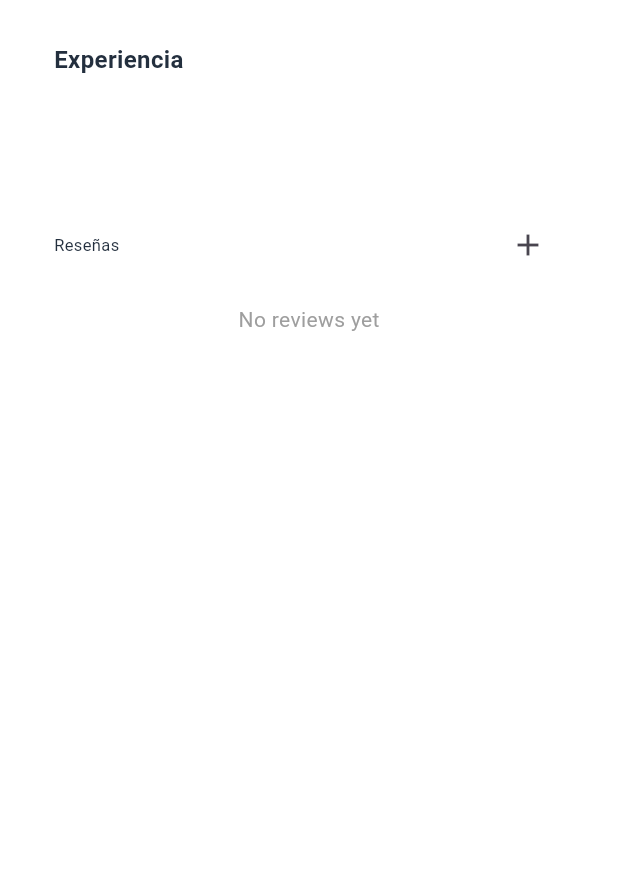
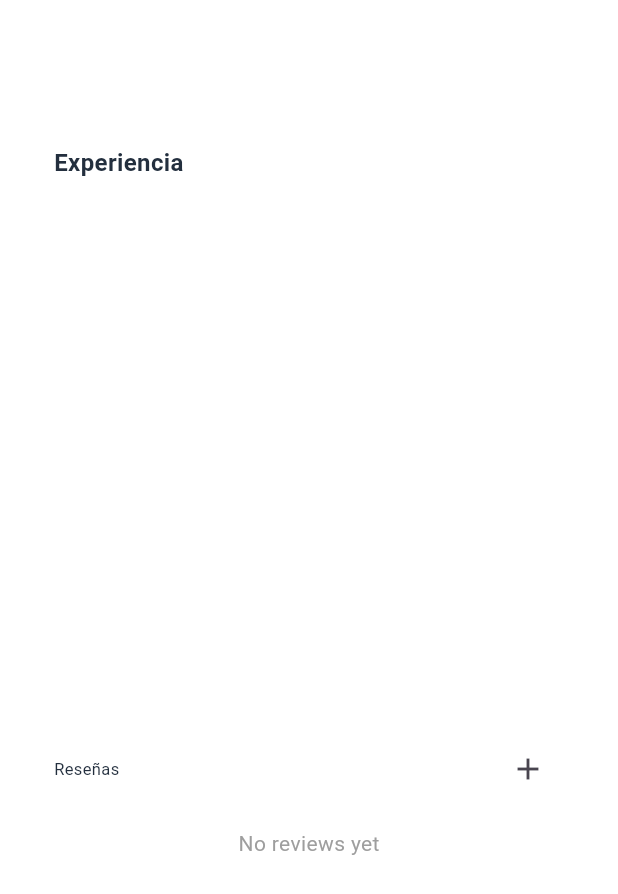
Before and after one commit to lasheralberto/sapersx, a Flutter app: the SAPExpertProfile widget shown alone on an empty page, opened directly with empty values, on a phone screen of 412 x 824 dp. Shown: the top 894 px of the screen. Run offline on Flutter 3.47's test engine with Material 3 defaults, Android fonts, the phone set to English and light mode, and no system bars; our stand-ins replace cloud_firestore, file_picker, firebase_auth, firebase_core, firebase_storage, rxdart; missing offline and left inert: flutter_highlighting, pasteboard, random_avatar; accounts and stored records are empty.

```diff
--- a/lib/components/screens/user_profile.dart
+++ b/lib/components/screens/user_profile.dart
@@ -319,7 +319,6 @@ class ResponsiveProfileLayout extends StatelessWidget {
                             ],
                           ),
                         ),
-                        const Divider()
                       ],
                     );
                   },
--- a/lib/components/widgets/expert_profile_card.dart
+++ b/lib/components/widgets/expert_profile_card.dart
@@ -17,20 +17,19 @@ class SAPExpertProfile extends StatelessWidget {
 
   @override
   Widget build(BuildContext context) {
-    return SingleChildScrollView(
-      child: Padding(
+    return Padding(
       padding: const EdgeInsets.symmetric(horizontal: 16.0, vertical: 8.0),
       child: Column(
-          crossAxisAlignment: CrossAxisAlignment.start,
+        mainAxisAlignment: MainAxisAlignment.spaceAround,
+        crossAxisAlignment: CrossAxisAlignment.center,
         children: [
           _buildExperienceSection(context),
-            const SizedBox(height: 16),
+          const SizedBox(
+              height: 20), // Espacio entre la sección de experiencia y reseñas
           _buildReviewsSection(context),
           const SizedBox(
               height: 16), // Espacio entre la sección de reseñas y mensajes
-
         ],
-        ),
       ),
     );
   }
@@ -160,7 +159,6 @@ class SAPExpertProfile extends StatelessWidget {
     );
   }
 
-
   void _showAddReviewDialog(BuildContext context, String username) async {
     final result = await showDialog(
       context: context,
```
Lines whose indentation alone changed are shown as unchanged.
